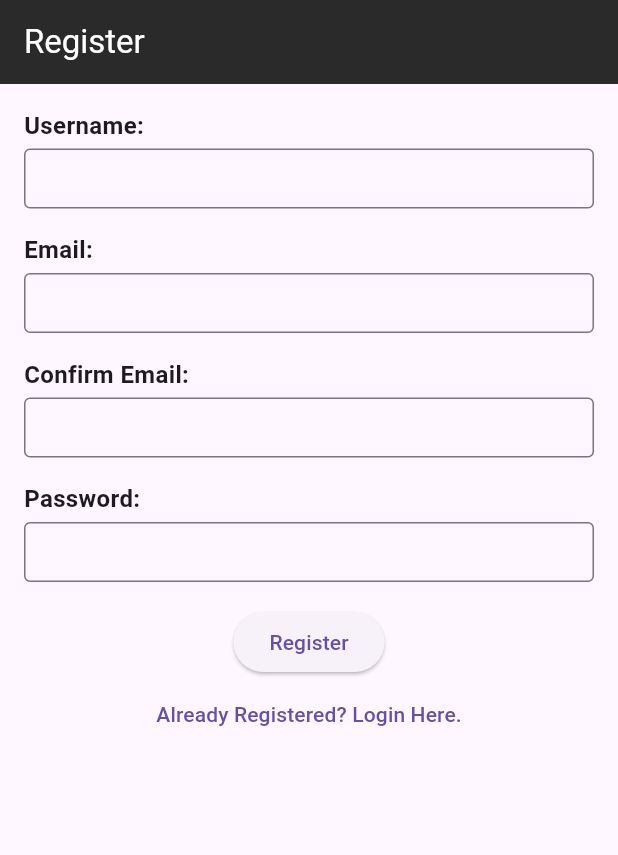
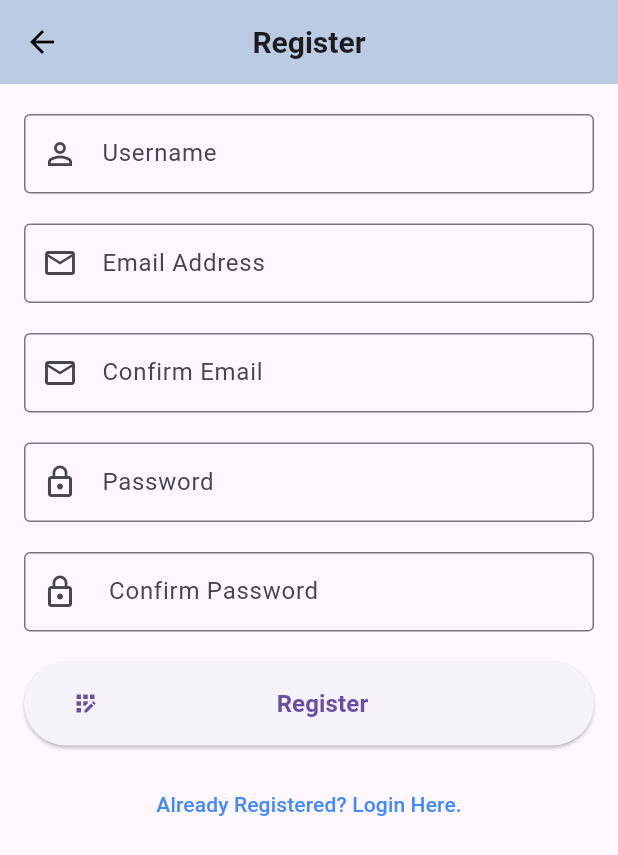
Before and after one commit to ChinKF0410/FYP-Saino-App, a Flutter app: the screen it shows after launch, after a tap on "Not Yet Registered? Register Here.", on a phone screen of 412 x 824 dp. Shown: the top 855 px of the screen. Run offline on Flutter 3.47's test engine with Material 3 defaults, Android fonts, the phone set to English and light mode, and no system bars; our stand-ins replace carousel_slider, curved_labeled_navigation_bar, image_picker, shared_preferences; missing offline and left inert: mobile_scanner, qr_code_tools; accounts and stored records are empty; Roboto replaces fonts that are missing (Jura).

Commit message:
FIXED SOME BUGS

```diff
--- a/saino_force/analysis_options.yaml
+++ b/saino_force/analysis_options.yaml
@@ -10,6 +10,7 @@
 analyzer:
   errors:
     file_names: ignore
+    library_private_types_in_public_api: ignore
     use_build_context_synchronously: ignore
 include: package:flutter_lints/flutter.yaml
 
--- a/saino_force/lib/constant/routes.dart
+++ b/saino_force/lib/constant/routes.dart
@@ -10,3 +10,4 @@ const String credentialRoute = '/credential/';
 const String bottomNavRoute = '/bottomnav/';
 const String viewCVRoute = '/viewcv/';
 const String showQRCodeViewRoute = '/ShowQRCodeView/';
+const String scanRoute = '/scan/';
--- a/saino_force/lib/main.dart
+++ b/saino_force/lib/main.dart
@@ -1,8 +1,8 @@
 import 'package:flutter/material.dart';
 import 'package:provider/provider.dart';
 import 'package:saino_force/constant/routes.dart';
+import 'package:saino_force/pages/scan.dart';
 import 'package:saino_force/services/auth/auth_service.dart';
-import 'package:saino_force/services/qr_code_scanner.dart'; // Ensure this import is correct
 import 'package:saino_force/views/login_view.dart';
 import 'package:saino_force/views/notes_view.dart';
 import 'package:saino_force/views/register_view.dart';
@@ -44,6 +44,7 @@ class MyApp extends StatelessWidget {
           settingsRoute: (context) => const Settings(),
           credentialRoute: (context) => const Credential(),
           showQRCodeViewRoute: (context) => const ShowQRCodeView(),
+          scanRoute: (context) => const Scan(),
         },
       ),
     );
@@ -59,15 +60,19 @@ class HomePage extends StatelessWidget {
       body: FutureBuilder(
         future: AuthService.mssql().initialize(),
         builder: (context, snapshot) {
+          //AuthService.mssql().logout();
+
           if (snapshot.connectionState == ConnectionState.waiting) {
             return const Center(
               child: CircularProgressIndicator(),
             );
           } else if (snapshot.connectionState == ConnectionState.done) {
             final user = AuthService.mssql().currentUser;
+
+//-------------------------------------------------------------------------------
+
             if (user != null && user.email.isNotEmpty) {
               devtools.log(user.id.toString());
-
               WidgetsBinding.instance.addPostFrameCallback((_) {
                 Navigator.of(context).pushNamedAndRemoveUntil(
                   bottomNavRoute, // Navigate to the QR code scanner
@@ -75,6 +80,8 @@ class HomePage extends StatelessWidget {
                 );
               });
               return const SizedBox.shrink();
+
+//-------------------------------------------------------------------------------
             } else {
               WidgetsBinding.instance.addPostFrameCallback((_) {
                 Navigator.of(context).pushNamedAndRemoveUntil(
@@ -84,6 +91,8 @@ class HomePage extends StatelessWidget {
               });
               return const SizedBox.shrink();
             }
+
+//-------------------------------------------------------------------------------
           } else if (snapshot.hasError) {
             return const Center(
               child: Text('Error initializing the app'),
--- a/saino_force/lib/pages/account.dart
+++ b/saino_force/lib/pages/account.dart
@@ -1,5 +1,4 @@
 import 'package:flutter/material.dart';
-import 'package:saino_force/constant/routes.dart';
 import 'package:saino_force/views/showQRCode_view.dart';
 import 'package:saino_force/widgets/widget_support.dart';
 import 'createcredential.dart';
--- a/saino_force/lib/pages/createcredential.dart
+++ b/saino_force/lib/pages/createcredential.dart
@@ -2,6 +2,8 @@ import 'package:flutter/material.dart';
 import 'package:saino_force/widgets/widget_support.dart';
 import 'package:http/http.dart' as http;
 import 'dart:convert';
+import 'dart:developer' as devtools show log;
+
 
 Future<void> createCredential(Map<String, String> credentialData) async {
   final response = await http.post(
@@ -13,9 +15,9 @@ Future<void> createCredential(Map<String, String> credentialData) async {
   );
 
   if (response.statusCode == 200) {
-    print('Credential created successfully');
+    devtools.log('Credential created successfully');
   } else {
-    print('Failed to create credential');
+    devtools.log('Failed to create credential');
   }
 }
 
--- a/saino_force/lib/providers/credential_details.dart
+++ b/saino_force/lib/providers/credential_details.dart
@@ -3,6 +3,7 @@ import 'package:saino_force/models/credentialModel.dart';
 import 'package:flutter/material.dart';
 import 'package:http/http.dart' as http;
 import 'dart:convert';
+import 'dart:developer' as devtools show log;
 
 class CredentialDetails with ChangeNotifier {
   List<Holder> _holders = [];
@@ -28,8 +29,8 @@ class CredentialDetails with ChangeNotifier {
   }
 
   Future<bool> sendHolders() async {
-    print('Sending holders: $_holders');
-    print('Sending credential: $_credential');
+    devtools.log('Sending holders: $_holders');
+    devtools.log('Sending credential: $_credential');
     final response = await http.post(
       Uri.parse('http://10.0.2.2:3000/api/addHolderAndCredential'),
       headers: {'Content-Type': 'application/json'},
--- a/saino_force/lib/views/login_view.dart
+++ b/saino_force/lib/views/login_view.dart
@@ -1,9 +1,10 @@
 import 'package:flutter/material.dart';
 import 'package:saino_force/services/auth/auth_service.dart';
 import 'package:saino_force/services/auth/auth_exception.dart';
-import 'dart:developer' as devtools show log;
 import 'package:saino_force/utilities/show_error_dialog.dart';
 import 'package:saino_force/constant/routes.dart';
+import 'dart:developer' as devtools show log;
+import 'package:saino_force/widgets/widget_support.dart';
 
 class LoginView extends StatefulWidget {
   const LoginView({super.key});
@@ -21,12 +22,12 @@ class _LoginViewState extends State<LoginView> {
     _email = TextEditingController();
     _password = TextEditingController();
     super.initState();
-    devtools.log("ABC - initState called");
+    devtools.log("LoginView - initState called");
   }
 
   @override
   void dispose() {
-    devtools.log("DEF - dispose called");
+    devtools.log("LoginView - dispose called");
     _email.dispose();
     _password.dispose();
     super.dispose();
@@ -50,10 +51,16 @@ class _LoginViewState extends State<LoginView> {
         ScaffoldMessenger.of(context).showSnackBar(
           const SnackBar(content: Text('Login successful')),
         );
+
+//-------------------------------------------------------------------------------
+
         Navigator.of(context).pushNamedAndRemoveUntil(
           bottomNavRoute,
-          (route) => false, // Removes all previous routes
+          (route) => false,
         );
+
+//-------------------------------------------------------------------------------
+
       } else {
         devtools.log('Login failed');
         ScaffoldMessenger.of(context).showSnackBar(
@@ -85,71 +92,109 @@ class _LoginViewState extends State<LoginView> {
     devtools.log("Building LoginView Widget");
     return Scaffold(
       appBar: AppBar(
-        title: const Text('Login'),
-        backgroundColor: const Color.fromARGB(255, 43, 42, 42),
-        foregroundColor: Colors.white,
+        leading: IconButton(
+          icon: const Icon(Icons.arrow_back_outlined, color: Colors.black),
+          onPressed: () {
+            Navigator.of(context).pushNamedAndRemoveUntil(
+                  bottomNavRoute,
+                  (_) => false,
+                );
+          },
+        ),
+        title: Text(
+          "Login",
+          style: AppWidget.boldTextFieldStyle(),
+        ),
+        backgroundColor: const Color.fromARGB(255, 188, 203, 228),
+        centerTitle: true,
+        elevation: 0,
       ),
-      body: Padding(
-        padding: const EdgeInsets.all(16.0),
+      body: Container(
+        padding: const EdgeInsets.only(top: 20.0),
+        alignment: Alignment.topCenter,
         child: Column(
-          crossAxisAlignment: CrossAxisAlignment.start,
-          children: [
-            const Text(
-              'Email:',
-              style: TextStyle(fontSize: 16, fontWeight: FontWeight.bold),
+          mainAxisSize: MainAxisSize.min,
+          crossAxisAlignment: CrossAxisAlignment.center,
+          children: <Widget>[
+            _buildTextField(
+              controller: _email,
+              labelText: 'Email Address',
+              icon: Icons.email_outlined,
+              isPassword: false,
             ),
-            const SizedBox(height: 4),
-            SizedBox(
-              width: double.infinity,
-              height: 40,
-              child: TextField(
-                controller: _email,
-                style: const TextStyle(fontSize: 12),
-                decoration: const InputDecoration(
-                  border: OutlineInputBorder(),
-                ),
-                keyboardType: TextInputType.emailAddress,
-                enableSuggestions: false,
-                autocorrect: false,
+            const SizedBox(height: 20.0),
+            _buildTextField(
+              controller: _password,
+              labelText: 'Password',
+              icon: Icons.lock_outline,
+              isPassword: true,
+            ),
+            const SizedBox(height: 20.0),
+            _buildButton('Login', Icons.login_outlined, _login),
+            const SizedBox(height: 15.0),
+            TextButton(
+              onPressed: () {
+                Navigator.of(context).pushNamedAndRemoveUntil(
+                  registerRoute,
+                  (_) => false,
+                );
+              },
+              child: const Text(
+                'Not Yet Registered? Register Here.',
+                style: TextStyle(fontSize: 14, color: Colors.blueAccent),
               ),
             ),
-            const SizedBox(height: 16),
-            const Text(
-              'Password:',
-              style: TextStyle(fontSize: 16, fontWeight: FontWeight.bold),
-            ),
-            const SizedBox(height: 4),
-            SizedBox(
-              width: double.infinity,
-              height: 40,
-              child: TextField(
-                controller: _password,
-                style: const TextStyle(fontSize: 12),
-                decoration: const InputDecoration(
-                  border: OutlineInputBorder(),
-                ),
-                obscureText: true,
-                enableSuggestions: false,
-                autocorrect: false,
-              ),
-            ),
-            const SizedBox(height: 16),
-            Align(
-              alignment: Alignment.center,
-              child: ElevatedButton(
-                onPressed: _login,
-                child: const Text('Login'),
-              ),
-            ),
-            Center(
-              child: TextButton(
-                onPressed: () {
-                  Navigator.of(context).pushNamedAndRemoveUntil(
-                    registerRoute,
-                    (_) => false,
-                  );
-                },
-                child: const Text('Not Yet Registered? Register Here.'),
+          ],
+        ),
+      ),
+    );
+  }
+
+  Widget _buildTextField({
+    required TextEditingController controller,
+    required String labelText,
+    required IconData icon,
+    required bool isPassword,
+  }) {
+    return Padding(
+      padding: const EdgeInsets.symmetric(horizontal: 16.0),
+      child: TextField(
+        controller: controller,
+        obscureText: isPassword,
+        style: const TextStyle(fontSize: 14),
+        decoration: InputDecoration(
+          labelText: labelText,
+          prefixIcon: Icon(icon),
+          border: const OutlineInputBorder(),
+        ),
+        keyboardType: isPassword
+            ? TextInputType.visiblePassword
+            : TextInputType.emailAddress,
+        enableSuggestions: !isPassword,
+        autocorrect: !isPassword,
+      ),
+    );
+  }
+
+  Widget _buildButton(String text, IconData icon, VoidCallback onPressed) {
+    return Padding(
+      padding: const EdgeInsets.symmetric(horizontal: 16.0),
+      child: ElevatedButton(
+        style: ElevatedButton.styleFrom(
+          padding: const EdgeInsets.symmetric(horizontal: 32.0, vertical: 16.0),
+          minimumSize: const Size.fromHeight(56.0),
+        ),
+        onPressed: onPressed,
+        child: Row(
+          mainAxisSize: MainAxisSize.min,
+          mainAxisAlignment: MainAxisAlignment.spaceBetween,
+          children: <Widget>[
+            Icon(icon),
+            Expanded(
+              child: Text(
+                text,
+                textAlign: TextAlign.center,
+                style: AppWidget.accountStyle(),
               ),
             ),
           ],
--- a/saino_force/lib/views/register_view.dart
+++ b/saino_force/lib/views/register_view.dart
@@ -4,6 +4,7 @@ import 'package:saino_force/services/auth/auth_exception.dart';
 import 'dart:developer' as devtools show log;
 import 'package:saino_force/utilities/show_error_dialog.dart';
 import 'package:saino_force/constant/routes.dart';
+import 'package:saino_force/widgets/widget_support.dart';
 
 class RegisterView extends StatefulWidget {
   const RegisterView({super.key});
@@ -17,6 +18,7 @@ class _RegisterViewState extends State<RegisterView> {
   late final TextEditingController _email;
   late final TextEditingController _confirmEmail;
   late final TextEditingController _password;
+  late final TextEditingController _confirmPassword;
 
   @override
   void initState() {
@@ -24,6 +26,7 @@ class _RegisterViewState extends State<RegisterView> {
     _email = TextEditingController();
     _confirmEmail = TextEditingController();
     _password = TextEditingController();
+    _confirmPassword = TextEditingController();
     super.initState();
   }
 
@@ -33,6 +36,7 @@ class _RegisterViewState extends State<RegisterView> {
     _email.dispose();
     _confirmEmail.dispose();
     _password.dispose();
+    _confirmPassword.dispose();
     super.dispose();
   }
 
@@ -40,7 +44,7 @@ class _RegisterViewState extends State<RegisterView> {
     if (password.length < 8) {
       return 'Password must be at least 8 characters long';
     }
-    if (!RegExp(r'^(?=.*[a-z])(?=.*[A-Z])').hasMatch(password)) {
+    if (!RegExp(r'^(?=.[a-z])(?=.[A-Z])').hasMatch(password)) {
       return 'Password must contain at least one uppercase and one lowercase letter';
     }
     return null;
@@ -51,9 +55,15 @@ class _RegisterViewState extends State<RegisterView> {
     final email = _email.text;
     final confirmEmail = _confirmEmail.text;
     final password = _password.text;
+    final confirmPassword = _confirmPassword.text;
 
     if (email != confirmEmail) {
       await showErrorDialog(context, 'Email addresses do not match.');
+      return;
+    }
+
+    if (password != confirmPassword) {
+      await showErrorDialog(context, 'Password do not match.');
       return;
     }
 
@@ -70,6 +80,10 @@ class _RegisterViewState extends State<RegisterView> {
         password: password,
       );
 
+      Navigator.of(context).pushNamedAndRemoveUntil(
+        homeRoute,
+        (_) => false,
+      );
 
     } on WeakPasswordAuthException {
       devtools.log('Weak password');
@@ -86,111 +100,127 @@ class _RegisterViewState extends State<RegisterView> {
   Widget build(BuildContext context) {
     return Scaffold(
       appBar: AppBar(
-        title: const Text('Register'),
-        backgroundColor: const Color.fromARGB(255, 43, 42, 42),
-        foregroundColor: Colors.white,
+        leading: IconButton(
+          icon: const Icon(Icons.arrow_back_outlined, color: Colors.black),
+          onPressed: () {
+            Navigator.pushNamedAndRemoveUntil(context, '/', (route) => false);
+          },
         ),
-      body: Padding(
-        padding: const EdgeInsets.all(16.0),
+        title: Text(
+          "Register",
+          style: AppWidget.boldTextFieldStyle(),
+        ),
+        backgroundColor: const Color.fromARGB(255, 188, 203, 228),
+        centerTitle: true,
+        elevation: 0,
+      ),
+      body: Container(
+        padding: const EdgeInsets.only(top: 20.0),
+        alignment: Alignment.topCenter,
         child: Column(
-          crossAxisAlignment: CrossAxisAlignment.start,
-          children: [
-            const Text(
-              'Username:',
-              style: TextStyle(fontSize: 16, fontWeight: FontWeight.bold),
+          mainAxisSize: MainAxisSize.min,
+          crossAxisAlignment: CrossAxisAlignment.center,
+          children: <Widget>[
+            _buildTextField(
+              controller: _username,
+              labelText: 'Username',
+              icon: Icons.person_outline,
+              isPassword: false,
             ),
-            const SizedBox(height: 4),
-            SizedBox(
-              width: double.infinity,
-              height: 40,
-              child: TextField(
-                controller: _username,
-                style: const TextStyle(fontSize: 12),
-                decoration: const InputDecoration(
-                  border: OutlineInputBorder(),
+            const SizedBox(height: 20.0),
+            _buildTextField(
+              controller: _email,
+              labelText: 'Email Address',
+              icon: Icons.email_outlined,
+              isPassword: false,
             ),
-                keyboardType: TextInputType.text,
-                enableSuggestions: false,
-                autocorrect: false,
+            const SizedBox(height: 20.0),
+            _buildTextField(
+              controller: _confirmEmail,
+              labelText: 'Confirm Email',
+              icon: Icons.email_outlined,
+              isPassword: false,
             ),
+            const SizedBox(height: 20.0),
+            _buildTextField(
+              controller: _password,
+              labelText: 'Password',
+              icon: Icons.lock_outline,
+              isPassword: true,
             ),
-            const SizedBox(height: 16),
-            const Text(
-              'Email:',
-              style: TextStyle(fontSize: 16, fontWeight: FontWeight.bold),
+            const SizedBox(height: 20.0),
+            _buildTextField(
+              controller: _confirmPassword,
+              labelText: ' Confirm Password',
+              icon: Icons.lock_outline,
+              isPassword: true,
             ),
-            const SizedBox(height: 4),
-            SizedBox(
-              width: double.infinity,
-              height: 40,
-              child: TextField(
-                controller: _email,
-                style: const TextStyle(fontSize: 12),
-                decoration: const InputDecoration(
-                  border: OutlineInputBorder(),
-                ),
-                keyboardType: TextInputType.emailAddress,
-                enableSuggestions: false,
-                autocorrect: false,
-              ),
-            ),
-            const SizedBox(height: 16),
-            const Text(
-              'Confirm Email:',
-              style: TextStyle(fontSize: 16, fontWeight: FontWeight.bold),
-            ),
-            const SizedBox(height: 4),
-            SizedBox(
-              width: double.infinity,
-              height: 40,
-              child: TextField(
-                controller: _confirmEmail,
-                style: const TextStyle(fontSize: 12),
-                decoration: const InputDecoration(
-                  border: OutlineInputBorder(),
-                ),
-                keyboardType: TextInputType.emailAddress,
-                enableSuggestions: false,
-                autocorrect: false,
-              ),
-            ),
-            const SizedBox(height: 16),
-            const Text(
-              'Password:',
-              style: TextStyle(fontSize: 16, fontWeight: FontWeight.bold),
-            ),
-            const SizedBox(height: 4),
-            SizedBox(
-              width: double.infinity,
-              height: 40,
-              child: TextField(
-                controller: _password,
-                style: const TextStyle(fontSize: 12),
-                decoration: const InputDecoration(
-                  border: OutlineInputBorder(),
-                ),
-                obscureText: true,
-                enableSuggestions: false,
-                autocorrect: false,
-              ),
-            ),
-            const SizedBox(height: 16),
-            Align(
-              alignment: Alignment.center,
-              child: ElevatedButton(
-                onPressed: _register,
-                child: const Text('Register'),
-              ),
-            ),
-            Center(
-              child: TextButton(
+            const SizedBox(height: 20.0),
+            _buildButton('Register', Icons.app_registration_outlined, _register),
+            const SizedBox(height: 15.0),
+            TextButton(
               onPressed: () {
                 Navigator.of(context).pushNamedAndRemoveUntil(
                   loginRoute,
                   (_) => false,
                 );
               },
-                child: const Text('Already Registered? Login Here.'),
+              child: const Text(
+                'Already Registered? Login Here.',
+                style: TextStyle(fontSize: 14, color: Colors.blueAccent),
+              ),
+            ),
+          ],
+        ),
+      ),
+    );
+  }
+
+  Widget _buildTextField({
+    required TextEditingController controller,
+    required String labelText,
+    required IconData icon,
+    required bool isPassword,
+  }) {
+    return Padding(
+      padding: const EdgeInsets.symmetric(horizontal: 16.0),
+      child: TextField(
+        controller: controller,
+        obscureText: isPassword,
+        style: const TextStyle(fontSize: 14),
+        decoration: InputDecoration(
+          labelText: labelText,
+          prefixIcon: Icon(icon),
+          border: const OutlineInputBorder(),
+        ),
+        keyboardType: isPassword
+            ? TextInputType.visiblePassword
+            : TextInputType.emailAddress,
+        enableSuggestions: !isPassword,
+        autocorrect: !isPassword,
+      ),
+    );
+  }
+
+  Widget _buildButton(String text, IconData icon, VoidCallback onPressed) {
+    return Padding(
+      padding: const EdgeInsets.symmetric(horizontal: 16.0),
+      child: ElevatedButton(
+        style: ElevatedButton.styleFrom(
+          padding: const EdgeInsets.symmetric(horizontal: 32.0, vertical: 16.0),
+          minimumSize: const Size.fromHeight(56.0),
+        ),
+        onPressed: onPressed,
+        child: Row(
+          mainAxisSize: MainAxisSize.min,
+          mainAxisAlignment: MainAxisAlignment.spaceBetween,
+          children: <Widget>[
+            Icon(icon),
+            Expanded(
+              child: Text(
+                text,
+                textAlign: TextAlign.center,
+                style: AppWidget.accountStyle(),
               ),
             ),
           ],
--- a/saino_force/lib/views/showQRCode_view.dart
+++ b/saino_force/lib/views/showQRCode_view.dart
@@ -5,7 +5,7 @@ import 'dart:developer' as devtools show log;
 import 'package:saino_force/services/auth/auth_service.dart';
 
 class ShowQRCodeView extends StatefulWidget {
-  const ShowQRCodeView({Key? key}) : super(key: key);
+  const ShowQRCodeView({super.key});
 
   @override
   _ShowQRCodeViewState createState() => _ShowQRCodeViewState();
--- a/saino_force/lib/views/viewCV.dart
+++ b/saino_force/lib/views/viewCV.dart
@@ -3,7 +3,7 @@ import 'package:flutter/material.dart';
 class ViewCV extends StatelessWidget {
   final Map<String, dynamic> data;
 
-  const ViewCV({Key? key, required this.data}) : super(key: key);
+  const ViewCV({super.key, required this.data});
 
   @override
   Widget build(BuildContext context) {
--- a/saino_force/lib/views/viewDetails.dart
+++ b/saino_force/lib/views/viewDetails.dart
@@ -3,7 +3,7 @@ import 'package:flutter/material.dart';
 class ViewDetails extends StatelessWidget {
   final Map<String, dynamic> data;
 
-  const ViewDetails({Key? key, required this.data}) : super(key: key);
+  const ViewDetails({super.key, required this.data});
 
   @override
   Widget build(BuildContext context) {
@@ -30,7 +30,7 @@ class ViewDetails extends StatelessWidget {
             _buildWorkSection(data['workExperience']),
             _buildSectionTitle(Icons.star, 'Qualifications'),
             _buildQualificationSection(data['qualification']),
-            _buildSectionTitle(Icons.lightbulb, 'Soft Skills'),
+            _buildSectionTitle(Icons.lightbulb, 'Skills'),
             _buildSoftSkillsSection(data['skills']),
           ],
         ),
```
Also changed, not shown: saino_force/lib/pages/scan.dart (+12 -13 lines), saino_force/lib/screens/credential.dart (+34 -33 lines), saino_force/lib/services/qr_code_scanner.dart (deleted, +0 -24 lines), saino_force/lib/widgets/holder_card.dart (+8 -8 lines), 4 other files. Lines whose indentation alone changed are shown as unchanged.
